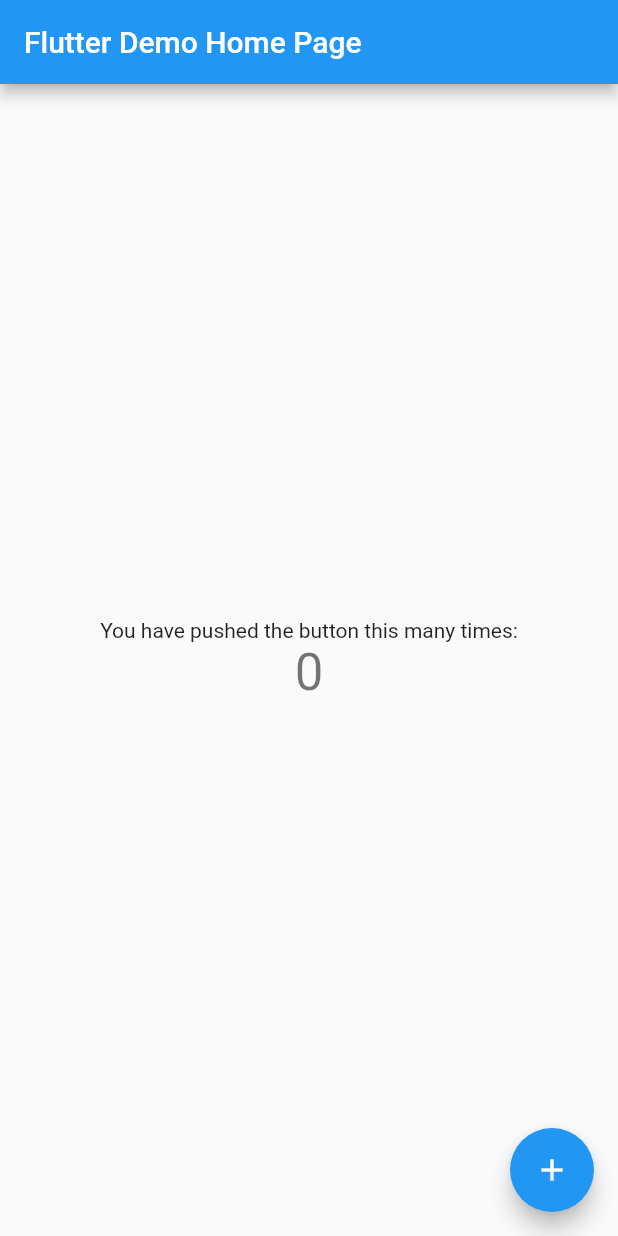
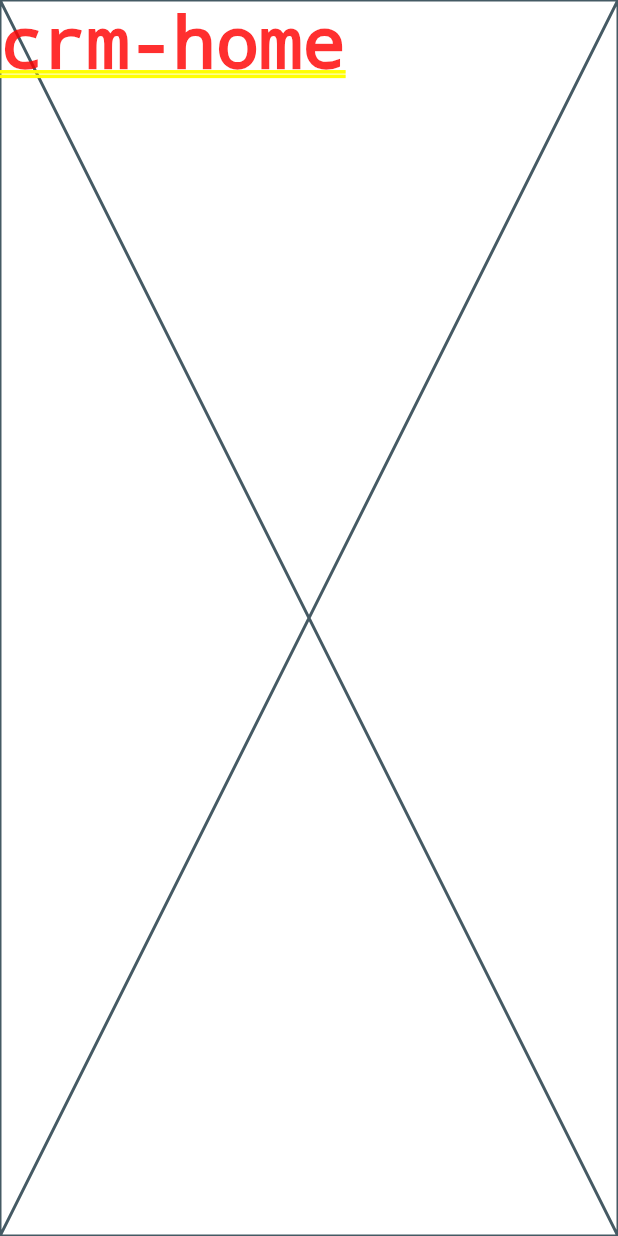
Before and after one commit to kzawadi/mycrm, a Flutter app: the screen it shows after launch, on a phone screen of 412 x 824 dp. Run offline on Flutter 3.47's test engine with Material 2 defaults, Android fonts, the light colour scheme and no system bars; our stand-ins replace flutter_bloc, go_router.

Commit message:
added necessaru packages

```diff
--- a/lib/main.dart
+++ b/lib/main.dart
@@ -1,7 +1,9 @@
 import 'package:flutter/material.dart';
+import 'package:mycrm/bootstrap.dart';
+import 'package:mycrm/router.dart';
 
 void main() {
-  runApp(const MyApp());
+  bootstrap(() => const MyApp());
 }
 
 class MyApp extends StatelessWidget {
@@ -10,106 +12,12 @@
   // This widget is the root of your application.
   @override
   Widget build(BuildContext context) {
-    return MaterialApp(
-      title: 'Flutter Demo',
-      theme: ThemeData(
-        // This is the theme of your application.
-        //
-        // Try running your application with "flutter run". You'll see the
-        // application has a blue toolbar. Then, without quitting the app, try
-        // changing the primarySwatch below to Colors.green and then invoke
-        // "hot reload" (press "r" in the console where you ran "flutter run",
-        // or simply save your changes to "hot reload" in a Flutter IDE).
-        // Notice that the counter didn't reset back to zero; the application
-        // is not restarted.
-        primarySwatch: Colors.blue,
-      ),
-      home: const MyHomePage(title: 'Flutter Demo Home Page'),
+    return MaterialApp.router(
+      title: 'My-crm-app',
+      routeInformationProvider: router.routeInformationProvider,
+      routeInformationParser: router.routeInformationParser,
+      routerDelegate: router.routerDelegate,
+      builder: (context, router) => router!,
     );
   }
 }
-
-class MyHomePage extends StatefulWidget {
-  const MyHomePage({super.key, required this.title});
-
-  // This widget is the home page of your application. It is stateful, meaning
-  // that it has a State object (defined below) that contains fields that affect
-  // how it looks.
-
-  // This class is the configuration for the state. It holds the values (in this
-  // case the title) provided by the parent (in this case the App widget) and
-  // used by the build method of the State. Fields in a Widget subclass are
-  // always marked "final".
-
-  final String title;
-
-  @override
-  State<MyHomePage> createState() => _MyHomePageState();
-}
-
-class _MyHomePageState extends State<MyHomePage> {
-  int _counter = 0;
-
-  void _incrementCounter() {
-    setState(() {
-      // This call to setState tells the Flutter framework that something has
-      // changed in this State, which causes it to rerun the build method below
-      // so that the display can reflect the updated values. If we changed
-      // _counter without calling setState(), then the build method would not be
-      // called again, and so nothing would appear to happen.
-      _counter++;
-    });
-  }
-
-  @override
-  Widget build(BuildContext context) {
-    // This method is rerun every time setState is called, for instance as done
-    // by the _incrementCounter method above.
-    //
-    // The Flutter framework has been optimized to make rerunning build methods
-    // fast, so that you can just rebuild anything that needs updating rather
-    // than having to individually change instances of widgets.
-    return Scaffold(
-      appBar: AppBar(
-        // Here we take the value from the MyHomePage object that was created by
-        // the App.build method, and use it to set our appbar title.
-        title: Text(widget.title),
-      ),
-      body: Center(
-        // Center is a layout widget. It takes a single child and positions it
-        // in the middle of the parent.
-        child: Column(
-          // Column is also a layout widget. It takes a list of children and
-          // arranges them vertically. By default, it sizes itself to fit its
-          // children horizontally, and tries to be as tall as its parent.
-          //
-          // Invoke "debug painting" (press "p" in the console, choose the
-          // "Toggle Debug Paint" action from the Flutter Inspector in Android
-          // Studio, or the "Toggle Debug Paint" command in Visual Studio Code)
-          // to see the wireframe for each widget.
-          //
-          // Column has various properties to control how it sizes itself and
-          // how it positions its children. Here we use mainAxisAlignment to
-          // center the children vertically; the main axis here is the vertical
-          // axis because Columns are vertical (the cross axis would be
-          // horizontal).
-          mainAxisAlignment: MainAxisAlignment.center,
-          children: <Widget>[
-            const Text(
-              'You have pushed the button this many times:',
-            ),
-            Text(
-              '$_counter',
-              style: Theme.of(context).textTheme.headlineMedium,
-            ),
-          ],
-        ),
-      ),
-      floatingActionButton: FloatingActionButton(
-        onPressed: _incrementCounter,
-        tooltip: 'Increment',
-        child: const Icon(Icons.add),
-      ), // This trailing comma makes auto-formatting nicer for build methods.
-    );
-  }
-}
--- /dev/null
+++ b/lib/presentation/home.dart
@@ -0,0 +1,12 @@
+import 'package:flutter/material.dart';
+
+class CrmHome extends StatelessWidget {
+  const CrmHome({super.key});
+
+  @override
+  Widget build(BuildContext context) {
+    return const Placeholder(
+      child: Text('crm-home'),
+    );
+  }
+}
--- /dev/null
+++ b/lib/router.dart
@@ -0,0 +1,15 @@
+// GoRouter configuration
+import 'package:go_router/go_router.dart';
+import 'package:mycrm/presentation/error_page.dart';
+import 'package:mycrm/presentation/home.dart';
+
+final router = GoRouter(
+  routes: [
+    GoRoute(
+      name: 'home',
+      path: '/',
+      builder: (context, state) => const CrmHome(),
+    ),
+  ],
+  errorBuilder: (context, state) => const ErrorPage(),
+);
```
Also changed, not shown: lib/bootstrap.dart (added, +56 -0 lines), lib/presentation/error_page.dart (added, +21 -0 lines), pubspec.yaml (+8 -4 lines), pubspec.lock, 2 other files.
